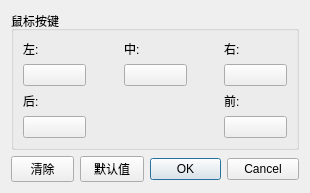
First picture: the form in src/yuzu/configuration/configure_mouse_advanced.ui, repository formylover/yuzu-early-access, before the edit.
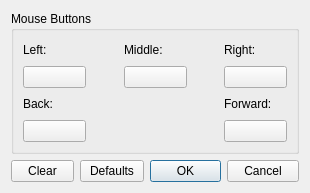
Second picture: the form after the edit.

The edit to the form file:
```diff
--- a/src/yuzu/configuration/configure_mouse_advanced.ui
+++ b/src/yuzu/configuration/configure_mouse_advanced.ui
@@ -22,7 +22,7 @@
    <item>
     <widget class="QGroupBox" name="gridGroupBox">
      <property name="title">
-      <string>鼠标按键</string>
+      <string>Mouse Buttons</string>
      </property>
      <layout class="QGridLayout" name="gridLayout">
       <item row="3" column="5">
@@ -32,7 +32,7 @@
           <item>
            <widget class="QLabel" name="label_5">
             <property name="text">
-             <string>前:</string>
+             <string>Forward:</string>
             </property>
            </widget>
           </item>
@@ -72,7 +72,7 @@
              </size>
             </property>
             <property name="text">
-             <string>后:</string>
+             <string>Back:</string>
             </property>
            </widget>
           </item>
@@ -100,7 +100,7 @@
           <item>
            <widget class="QLabel" name="label">
             <property name="text">
-             <string>左:</string>
+             <string>Left:</string>
             </property>
            </widget>
           </item>
@@ -128,7 +128,7 @@
           <item>
            <widget class="QLabel" name="label_2">
             <property name="text">
-             <string>中:</string>
+             <string>Middle:</string>
             </property>
            </widget>
           </item>
@@ -194,7 +194,7 @@
           <item>
            <widget class="QLabel" name="label_3">
             <property name="text">
-             <string>右:</string>
+             <string>Right:</string>
             </property>
            </widget>
           </item>
@@ -267,7 +267,7 @@
         </size>
        </property>
        <property name="text">
-        <string>清除</string>
+        <string>Clear</string>
        </property>
       </widget>
      </item>
@@ -286,7 +286,7 @@
         </size>
        </property>
        <property name="text">
-        <string>默认值</string>
+        <string>Defaults</string>
        </property>
       </widget>
      </item>
```
Left out of the diff: 2 changed lines with no effect on the pictures.
